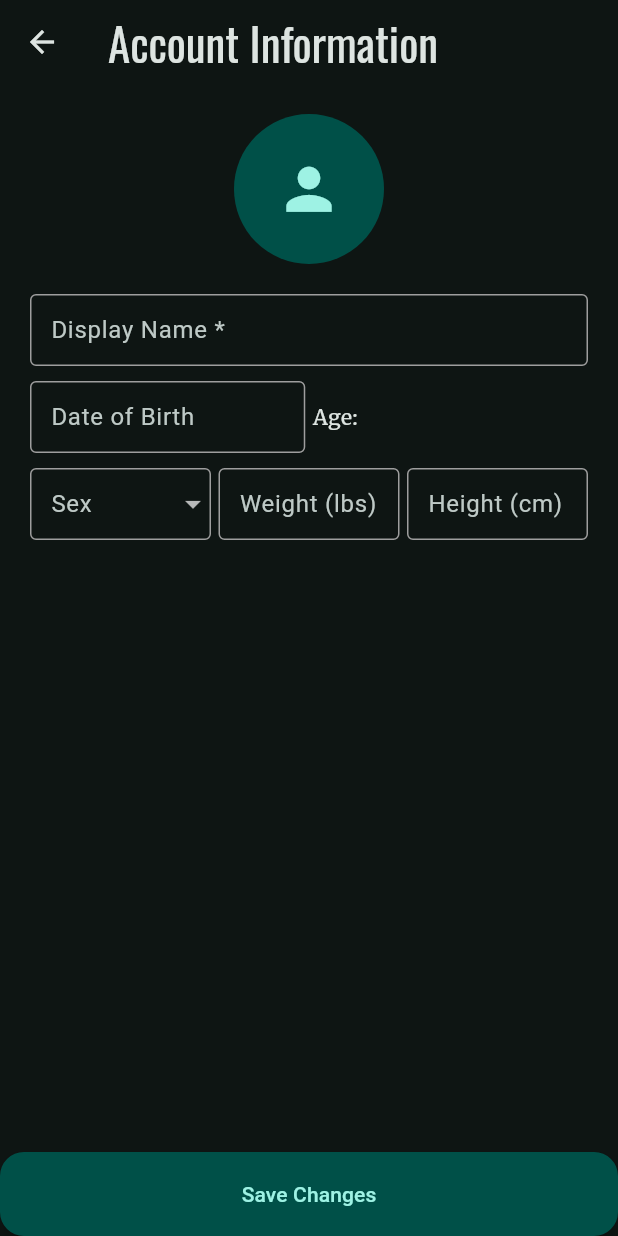
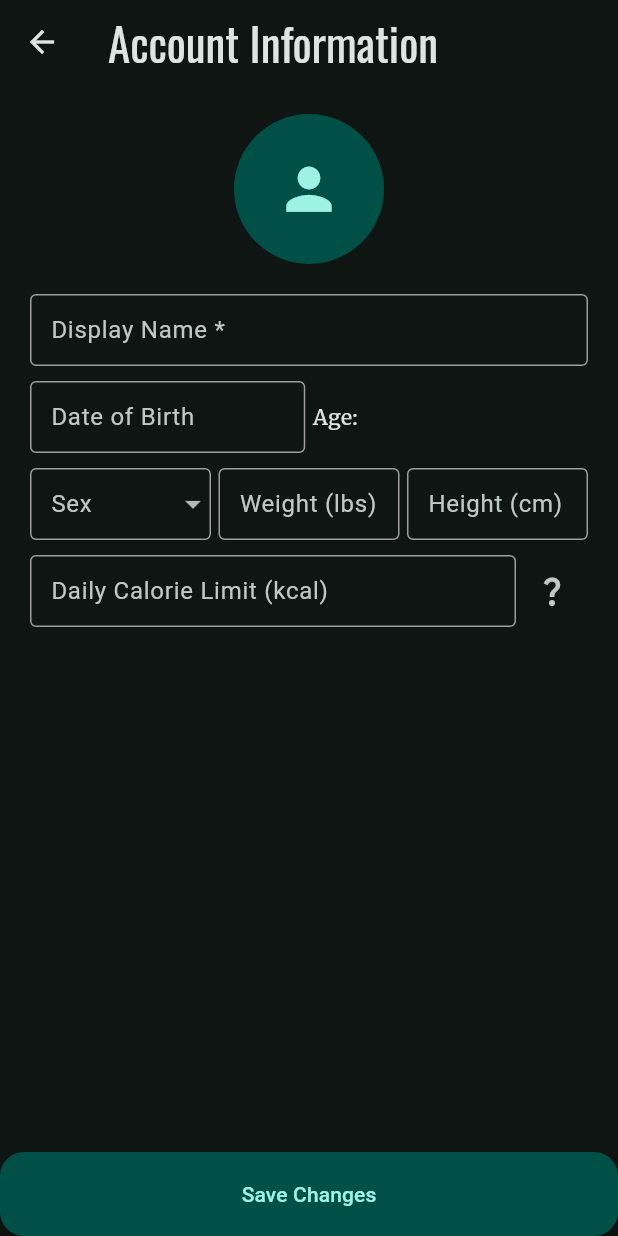
Before and after one commit to julianb393/Nood-Food, a Flutter app: the AccountInfo screen opened directly, on a phone screen of 412 x 824 dp. Run offline on Flutter 3.47's test engine with Material 3 defaults, Android fonts, the phone set to English and light mode, and no system bars; our stand-ins replace cloud_firestore, data_table_2, easy_localization, email_validator, firebase_auth, firebase_core and 4 more; missing offline and left inert: flutter_barcode_scanner, weekly_date_picker; accounts and stored records are empty.

Commit message:
add daily calorie limit to account info widget

```diff
--- a/lib/views/pages/account/account_info.dart
+++ b/lib/views/pages/account/account_info.dart
@@ -59,7 +59,6 @@ class _AccountInfoState extends State<AccountInfo> {
           children: [
             // TODO: allow uploading image
             const CircleAvatar(radius: 50, child: Icon(Icons.person, size: 45)),
-
             const SizedBox(height: 20),
             Form(
               key: _formKey,
@@ -157,6 +156,42 @@ class _AccountInfoState extends State<AccountInfo> {
                       ),
                     ],
                   ),
+                  const SizedBox(height: 10),
+                  Row(
+                    children: [
+                      Expanded(
+                        child: TextFormField(
+                          keyboardType: TextInputType.number,
+                          decoration: formDecoration.copyWith(
+                              labelText: 'Daily Calorie Limit (kcal)'),
+                        ),
+                      ),
+                      IconButton(
+                        onPressed: () {
+                          showDialog(
+                              context: context,
+                              builder: (builder) {
+                                return AlertDialog(
+                                  title: const Text('Daily Calorie Limit'),
+                                  icon: const Icon(Icons.question_mark),
+                                  content:
+                                      const Text('This is under development!'),
+                                  actions: [
+                                    SizedBox(
+                                      width: double.infinity,
+                                      child: ElevatedButton(
+                                        onPressed: () => Navigator.pop(context),
+                                        child: const Text('Close'),
+                                      ),
+                                    )
+                                  ],
+                                );
+                              });
+                        },
+                        icon: const Icon(Icons.question_mark),
+                      )
+                    ],
+                  )
                 ],
               ),
             )
```
